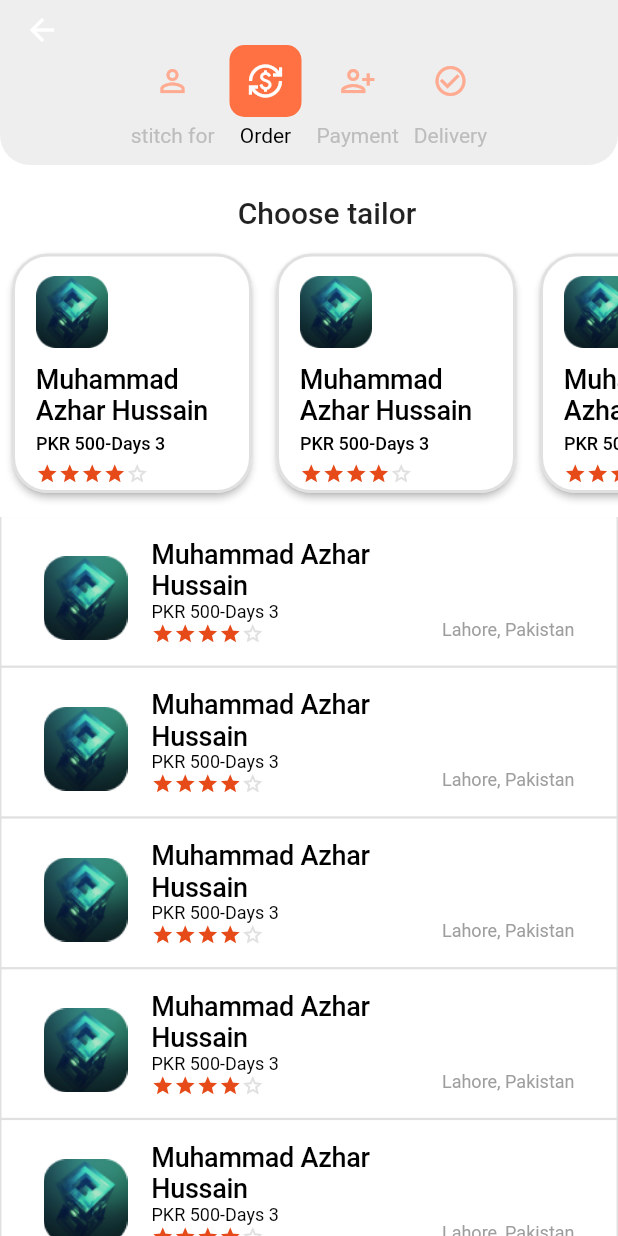
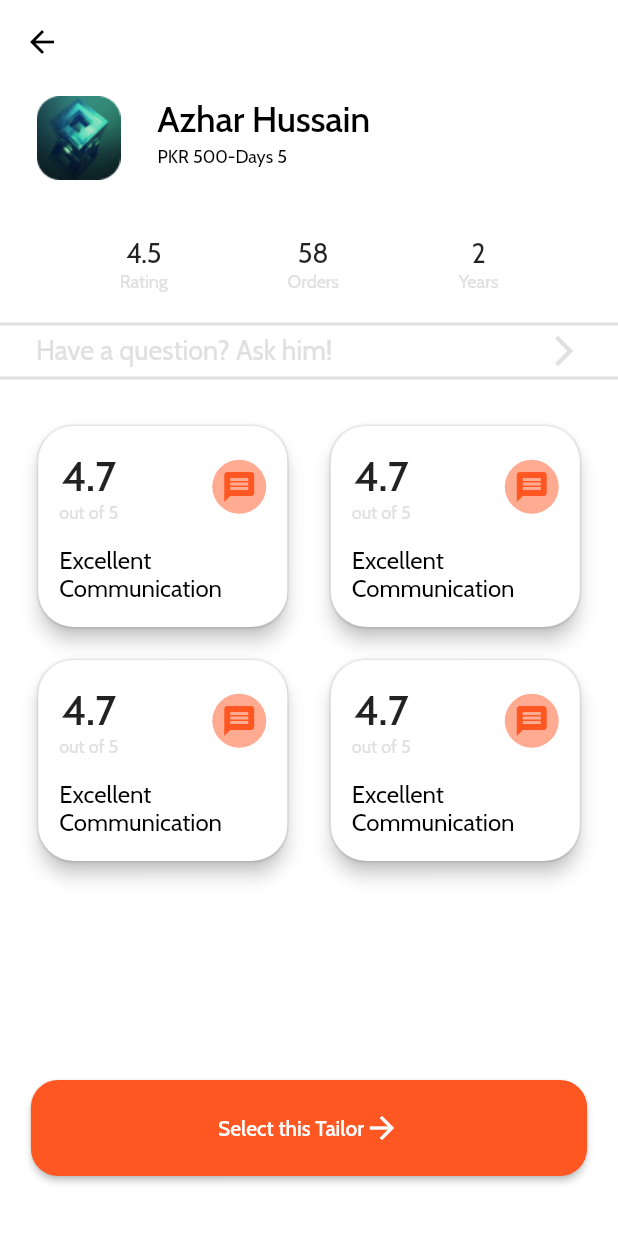
Before and after one commit to RipeSeed/stitch-it-asadullahtariq, a Flutter app: the screen it shows after launch, on a phone screen of 412 x 824 dp. Run offline on Flutter 3.47's test engine with Material 2 defaults, Android fonts, the phone set to English and light mode, and no system bars; our stand-ins replace google_fonts.

Commit message:
tailer profile is completed

```diff
--- a/lib/main.dart
+++ b/lib/main.dart
@@ -1,4 +1,5 @@
 import 'package:flutter/material.dart';
+import 'package:google_fonts/google_fonts.dart';
 import 'package:practice/screens/Home.dart';
 import 'package:practice/screens/Login.dart';
 import 'package:practice/screens/OrderStart.dart';
@@ -8,6 +9,7 @@ import 'package:practice/screens/StitchingDuration.dart';
 import 'package:practice/screens/StitchingPrice.dart';
 import 'package:practice/screens/StitchingSize.dart';
 import 'package:practice/screens/StitchingTailer.dart';
+import 'package:practice/screens/TailerProfile.dart';
 import 'package:practice/utils/MyRoutes.dart';
 import 'package:flutter/services.dart';
 
@@ -30,8 +32,9 @@ class MyApp extends StatelessWidget {
       title: 'Flutter Demo',
       theme: ThemeData(
         primarySwatch: Colors.deepOrange,
+        fontFamily: GoogleFonts.cabin().fontFamily,
       ),
-      initialRoute: MyRoutes.StitchingTailer,
+      initialRoute: MyRoutes.TailerProfile,
       routes: {
         MyRoutes.Home: (context) => const Home(),
         MyRoutes.Login: (context) => const Login(),
@@ -42,6 +45,7 @@ class MyApp extends StatelessWidget {
         MyRoutes.StitchingDuration: (context) => const StitchingDuration(),
         MyRoutes.StitchingPrice: (context) => const StitchingPrice(),
         MyRoutes.StitchingTailer: (context) => const StitchingTailer(),
+        MyRoutes.TailerProfile: (context) => const TailerProfile(),
       },
     );
   }
--- /dev/null
+++ b/lib/screens/TailerProfile.dart
@@ -0,0 +1,131 @@
+// ignore_for_file: unnecessary_brace_in_string_interps
+
+import 'package:flutter/material.dart';
+import 'package:practice/utils/MyRoutes.dart';
+import 'package:practice/widgets/OrderButton.dart';
+import 'package:practice/widgets/TailerDetailWidget.dart';
+import 'package:practice/widgets/TitileAndValue.dart';
+
+class TailerProfile extends StatelessWidget {
+  const TailerProfile({super.key});
+
+  @override
+  Widget build(BuildContext context) {
+    var price = 500;
+    var days = 5;
+    return Scaffold(
+      backgroundColor: Colors.white,
+      appBar: AppBar(
+        backgroundColor: Colors.white,
+        elevation: 0,
+        iconTheme: const IconThemeData(color: Colors.black),
+      ),
+      body: Column(
+        mainAxisAlignment: MainAxisAlignment.spaceBetween,
+        children: [
+          Column(
+            children: [
+              ListTile(
+                leading: Image.asset(
+                  "assets/images/TailerA.png",
+                  height: 73,
+                  width: 73,
+                ),
+                title: const Text(
+                  "Azhar Hussain",
+                  style: TextStyle(
+                      fontSize: 24,
+                      color: Colors.black,
+                      fontWeight: FontWeight.w500,
+                      letterSpacing: -0.2),
+                ),
+                subtitle: Text(
+                  "PKR ${price}-Days ${days}",
+                  style: const TextStyle(fontSize: 12, color: Colors.black),
+                ),
+              ),
+              const SizedBox(
+                height: 30,
+              ),
+              Row(
+                mainAxisAlignment: MainAxisAlignment.spaceEvenly,
+                children: const [
+                  TitleAndValue(
+                    title: "Rating",
+                    value: "4.5",
+                  ),
+                  TitleAndValue(title: "Orders", value: "58"),
+                  TitleAndValue(title: "Years", value: "2"),
+                ],
+              ),
+              const SizedBox(
+                height: 20,
+              ),
+              Container(
+                decoration: BoxDecoration(
+                  border: Border.symmetric(
+                    horizontal: BorderSide(color: Colors.grey[300]!, width: 2),
+                  ),
+                ),
+                child: Padding(
+                  padding:
+                      const EdgeInsets.symmetric(horizontal: 24, vertical: 5),
+                  child: Row(
+                    mainAxisAlignment: MainAxisAlignment.spaceBetween,
+                    children: [
+                      Text(
+                        "Have a question? Ask him!",
+                        style: TextStyle(
+                            fontSize: 18,
+                            color: Colors.grey[300],
+                            fontWeight: FontWeight.w400),
+                      ),
+                      Icon(
+                        Icons.arrow_forward_ios_outlined,
+                        color: Colors.grey[300],
+                      )
+                    ],
+                  ),
+                ),
+              ),
+              const SizedBox(
+                height: 30,
+              ),
+              Wrap(
+                spacing: 27, //vertical spacing
+                runSpacing: 20, //horizontal spacing
+                children: const [
+                  TailerDetail(
+                    iconId: 0xe3e0,
+                    value: "4.7",
+                    title: "Excellent Communication",
+                  ),
+                  TailerDetail(
+                    iconId: 0xe3e0,
+                    value: "4.7",
+                    title: "Excellent Communication",
+                  ),
+                  TailerDetail(
+                    iconId: 0xe3e0,
+                    value: "4.7",
+                    title: "Excellent Communication",
+                  ),
+                  TailerDetail(
+                    iconId: 0xe3e0,
+                    value: "4.7",
+                    title: "Excellent Communication",
+                  ),
+                ],
+              ),
+            ],
+          ),
+          Padding(
+            padding: const EdgeInsets.only(bottom: 40),
+            child: OrderButton(
+                route: MyRoutes.OrderStart, title: "Select this Tailor"),
+          )
+        ],
+      ),
+    );
+  }
+}
--- a/lib/utils/MyRoutes.dart
+++ b/lib/utils/MyRoutes.dart
@@ -8,4 +8,5 @@ class MyRoutes {
   static String StitchingDuration = "/StitchingDuration";
   static String StitchingPrice = "/StitchingPrice";
   static String StitchingTailer = "/StitchingTailer";
+  static String TailerProfile = "/TailerProfile";
 }
--- /dev/null
+++ b/lib/widgets/OrderButton.dart
@@ -0,0 +1,37 @@
+import 'package:flutter/material.dart';
+
+class OrderButton extends StatelessWidget {
+  final String route;
+  final String title;
+  const OrderButton({super.key, required this.route, required this.title});
+
+  @override
+  Widget build(BuildContext context) {
+    return SizedBox(
+      width: MediaQuery.of(context).size.width * 0.9,
+      height: 64,
+      child: ElevatedButton(
+        // ignore: avoid_print
+        onPressed: () {
+          Navigator.pushNamed(context, route);
+        },
+        style: ButtonStyle(
+          shape: MaterialStateProperty.all(
+            const RoundedRectangleBorder(
+              borderRadius: BorderRadius.all(
+                Radius.circular(18),
+              ),
+            ),
+          ),
+        ),
+        child: Row(
+          mainAxisAlignment: MainAxisAlignment.center,
+          children: [
+            Text(title),
+            const Icon(Icons.arrow_forward),
+          ],
+        ),
+      ),
+    );
+  }
+}
--- /dev/null
+++ b/lib/widgets/TailerDetailWidget.dart
@@ -0,0 +1,87 @@
+import 'package:flutter/material.dart';
+import 'package:practice/widgets/TitileAndValue.dart';
+
+class TailerDetail extends StatelessWidget {
+  final int iconId;
+  final String value;
+  final String title;
+  const TailerDetail(
+      {super.key,
+      required this.iconId,
+      required this.value,
+      required this.title});
+
+  @override
+  Widget build(BuildContext context) {
+    return SizedBox(
+      width: 168,
+      height: 136,
+      child: Container(
+        decoration: BoxDecoration(
+          borderRadius: BorderRadius.circular(24),
+          color: Colors.white,
+          border: Border.all(color: Colors.grey[200]!, width: 1),
+        ),
+        child: Material(
+          elevation: 5,
+          borderRadius: BorderRadius.circular(24),
+          color: Colors.white,
+          child: Padding(
+            padding: const EdgeInsets.symmetric(horizontal: 14, vertical: 16),
+            child: Column(
+              crossAxisAlignment: CrossAxisAlignment.start,
+              mainAxisAlignment: MainAxisAlignment.spaceBetween,
+              children: [
+                Row(
+                  mainAxisAlignment: MainAxisAlignment.spaceBetween,
+                  children: [
+                    Column(
+                      children: [
+                        Text(
+                          value,
+                          style: const TextStyle(
+                              fontSize: 28, fontWeight: FontWeight.w500),
+                        ),
+                        Text(
+                          "out of 5",
+                          style: TextStyle(
+                              fontSize: 12,
+                              color: Colors.grey[300],
+                              fontWeight: FontWeight.w400),
+                        ),
+                      ],
+                    ),
+                    SizedBox(
+                      height: 36,
+                      width: 36,
+                      child: Container(
+                        decoration: BoxDecoration(
+                          borderRadius: BorderRadius.circular(36),
+                          color: Colors.deepOrange[200],
+                        ),
+                        child: Icon(
+                          IconData(
+                            iconId,
+                            fontFamily: 'MaterialIcons',
+                          ),
+                          color: Colors.deepOrange,
+                        ),
+                      ),
+                    ),
+                  ],
+                ),
+                Text(
+                  title,
+                  style: const TextStyle(
+                      fontSize: 16,
+                      fontWeight: FontWeight.w400,
+                      color: Colors.black),
+                )
+              ],
+            ),
+          ),
+        ),
+      ),
+    );
+  }
+}
--- /dev/null
+++ b/lib/widgets/TitileAndValue.dart
@@ -0,0 +1,26 @@
+import 'package:flutter/material.dart';
+
+class TitleAndValue extends StatelessWidget {
+  final String title;
+  final String value;
+  const TitleAndValue({super.key, required this.title, required this.value});
+
+  @override
+  Widget build(BuildContext context) {
+    return Column(
+      children: [
+        Text(
+          value,
+          style: const TextStyle(fontSize: 18, fontWeight: FontWeight.w400),
+        ),
+        Text(
+          title,
+          style: TextStyle(
+              fontSize: 12,
+              color: Colors.grey[300],
+              fontWeight: FontWeight.w400),
+        ),
+      ],
+    );
+  }
+}
--- a/pubspec.yaml
+++ b/pubspec.yaml
@@ -37,6 +37,7 @@ dependencies:
   # Use with the CupertinoIcons class for iOS style icons.
   cupertino_icons: ^1.0.2
   flutter_staggered_grid_view: ^0.4.0
+  google_fonts: ^3.0.1
 
 dev_dependencies:
   flutter_test:
```
Also changed, not shown: pubspec.lock, 7 other files.
